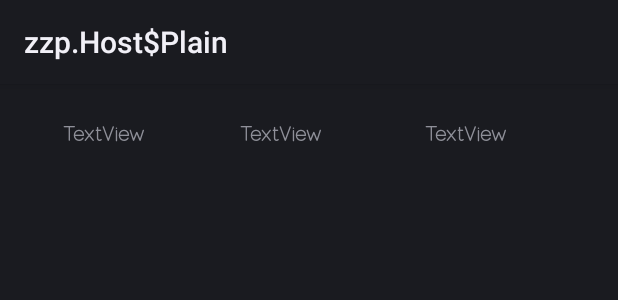
After one commit to luckisluck/Pillapp2, an Android app: the layout history_list.xml on its own in the app's theme, with its tools: preview values and no code run, on a phone screen of 412 x 824 dp. The commit adds this screen. Shown: the top 300 px of the screen. Run offline under Robolectric (Android 15) with nearby library versions, the phone set to English and light mode, and no system bars.

Commit message:
Added history

```diff
--- /dev/null
+++ b/feature/src/main/res/layout/history_list.xml
@@ -0,0 +1,41 @@
+<?xml version="1.0" encoding="utf-8"?>
+<RelativeLayout
+    xmlns:android="http://schemas.android.com/apk/res/android"
+    android:layout_width="fill_parent"
+    android:layout_height="80dp"
+    android:orientation="vertical"
+    android:padding="6dp">
+
+
+    <TextView
+        android:id="@+id/pillAmtH"
+        android:layout_width="wrap_content"
+        android:layout_height="wrap_content"
+        android:layout_alignParentStart="true"
+        android:layout_alignParentTop="true"
+        android:layout_marginStart="36dp"
+        android:layout_marginTop="18dp"
+        android:fontFamily="@font/moon"
+        android:text="TextView" />
+
+    <TextView
+        android:id="@+id/timeH"
+        android:layout_width="wrap_content"
+        android:layout_height="wrap_content"
+        android:layout_alignParentStart="true"
+        android:layout_alignTop="@+id/pillAmtH"
+        android:layout_marginStart="154dp"
+        android:fontFamily="@font/moon"
+        android:text="TextView" />
+
+    <TextView
+        android:id="@+id/boxH"
+        android:layout_width="wrap_content"
+        android:layout_height="wrap_content"
+        android:layout_alignParentEnd="true"
+        android:layout_alignTop="@+id/pillAmtH"
+        android:layout_marginEnd="68dp"
+        android:fontFamily="@font/moon"
+        android:text="TextView" />
+
+</RelativeLayout>
```
Also changed, not shown: feature/src/main/java/com/dispenses/pill/pillapp/feature/History.java (+209 -0 lines), feature/src/main/java/com/dispenses/pill/pillapp/feature/MyDBHandler.java (+53 -0 lines), feature/src/main/java/com/dispenses/pill/pillapp/feature/historyGetSet.java (added, +65 -0 lines), feature/src/main/res/layout/activity_history.xml (+11 -0 lines).
